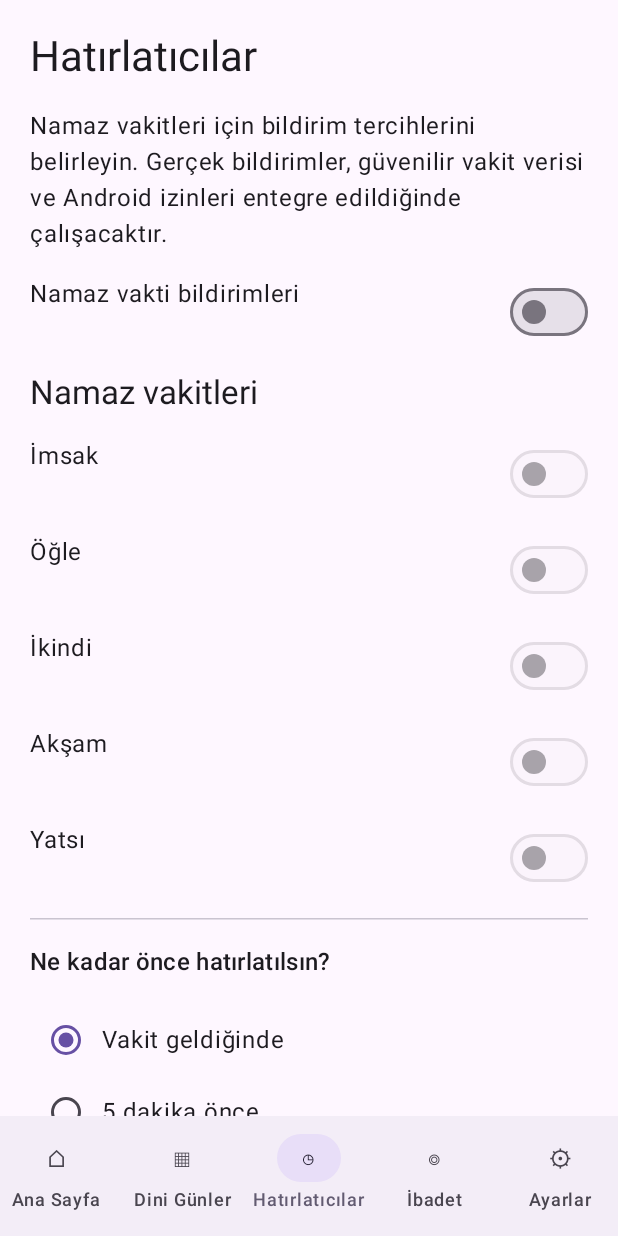
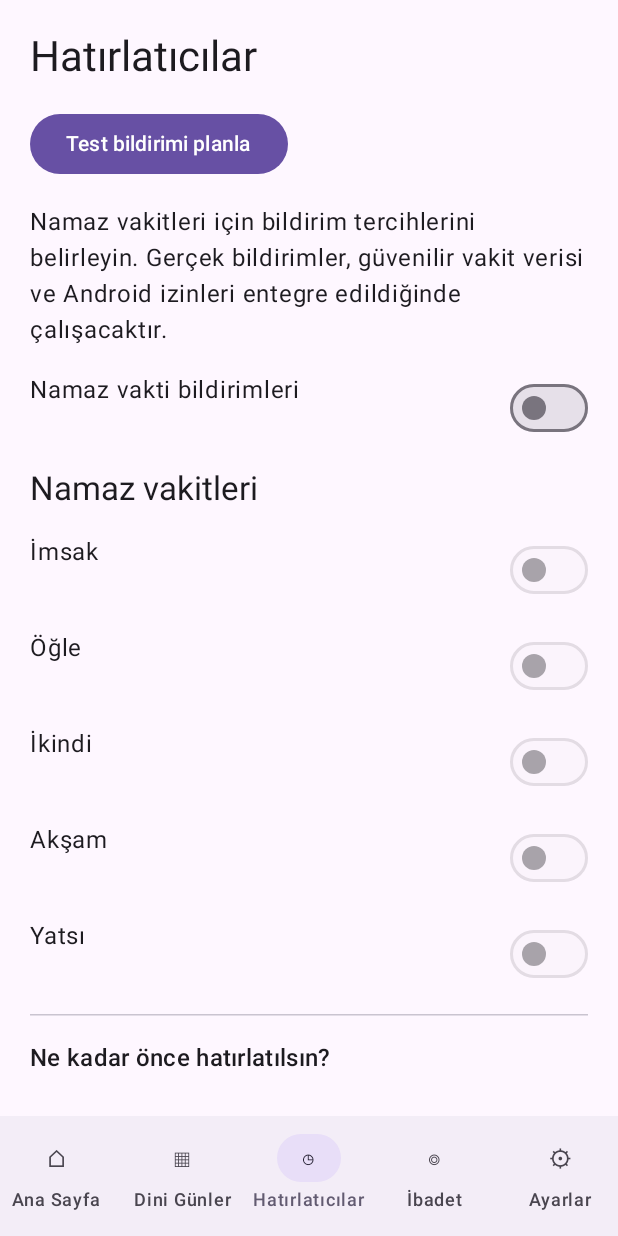
Before and after one commit to caglar-yildiz/Namaz, an Android app built with Jetpack Compose: the screen it shows after launch (MainActivity), item 3 of the bottom bar chosen, on a phone screen of 412 x 824 dp. Run offline under Robolectric (Android 15) with nearby library versions, the phone set to English and light mode, and no system bars.

Commit message:
feat: request notification permission and schedule test notification

```diff
--- a/app/src/main/java/com/namaz/app/RemindersScreen.kt
+++ b/app/src/main/java/com/namaz/app/RemindersScreen.kt
@@ -1,5 +1,9 @@
 package com.namaz.app
 
+import android.Manifest
+import android.os.Build
+import androidx.activity.compose.rememberLauncherForActivityResult
+import androidx.activity.result.contract.ActivityResultContracts
 import android.content.Context
 import androidx.compose.foundation.layout.*
 import androidx.compose.foundation.lazy.LazyColumn
@@ -15,6 +19,10 @@ private const val PREFS_NAME = "prayer_reminder_preferences"
 @Composable
 fun RemindersScreen() {
     val context = LocalContext.current
+    val permissionLauncher = rememberLauncherForActivityResult(
+        ActivityResultContracts.RequestPermission()
+    ) { }
+    var testStatus by remember { mutableStateOf("") }
     val prefs = remember(context) {
         context.getSharedPreferences(PREFS_NAME, Context.MODE_PRIVATE)
     }
@@ -34,6 +42,18 @@ fun RemindersScreen() {
         verticalArrangement = Arrangement.spacedBy(16.dp)
     ) {
         item { Text("Hatırlatıcılar", style = MaterialTheme.typography.headlineMedium) }
+        item {
+            Button(onClick = {
+                if (Build.VERSION.SDK_INT >= 33 && !ReminderNotifications.canNotify(context)) {
+                    permissionLauncher.launch(Manifest.permission.POST_NOTIFICATIONS)
+                    testStatus = "Bildirim izni istendi. İzin verdikten sonra test düğmesine tekrar basın."
+                } else {
+                    ReminderNotifications.scheduleTest(context)
+                    testStatus = "Yaklaşık bir dakika içinde test bildirimi planlandı."
+                }
+            }) { Text("Test bildirimi planla") }
+            if (testStatus.isNotEmpty()) Text(testStatus)
+        }
         item {
             Text(
                 "Namaz vakitleri için bildirim tercihlerini belirleyin. " +
@@ -90,8 +110,8 @@ fun RemindersScreen() {
         }
         item {
             Text(
-                "Not: Bu ekranda yalnızca tercihler kaydedilir; henüz alarm veya " +
-                    "bildirim planlanmaz.",
+                "Not: Namaz vakti verisi henüz bağlı değil; gerçek vakitler için alarm veya " +
+                    "bildirim planlanmaz. Test bildirimi gerçek namaz vakti değildir.",
                 style = MaterialTheme.typography.bodySmall
             )
         }
```
